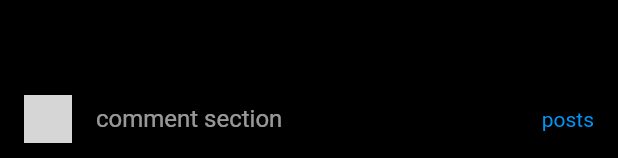
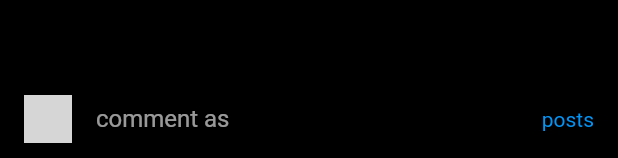
Before and after one commit to jocypher/instagram_clone_with_flutter, a Flutter app: the PostCard widget shown alone on an empty page, opened directly with empty values, after a tap on the "comment" icon, on a phone screen of 412 x 824 dp. Shown: the part 1075-1233 px from the top of the screen. Run offline on Flutter 3.47's test engine with Material 2 defaults, Android fonts, the phone set to English and light mode, and no system bars; our stand-ins replace cloud_firestore, firebase_auth, firebase_core, firebase_storage, flutter_svg, image_picker; accounts and stored records are empty; network calls fail; key blocks and very long unbroken strings in the code were emptied for the run; grey boxes are pictures that could not be loaded.

Commit message:
update made

```diff
--- a/lib/screens/comment_screen.dart
+++ b/lib/screens/comment_screen.dart
@@ -1,21 +1,55 @@
+import 'package:cloud_firestore/cloud_firestore.dart';
 import 'package:flutter/material.dart';
 import 'package:instagram_clone/utils/colors.dart';
+import 'package:instagram_clone/widgets/comment_card.dart';
+import 'package:provider/provider.dart';
+
+import '../models/user.dart';
+import '../providers/user_provider.dart';
+import '../resources/firestore_methods.dart';
 
 class CommentScreen extends StatefulWidget {
-  const CommentScreen({Key? key}) : super(key: key);
+  final snap;
+  const CommentScreen({Key? key, required this.snap}) : super(key: key);
 
   @override
   State<CommentScreen> createState() => _CommentScreenState();
 }
 
 class _CommentScreenState extends State<CommentScreen> {
+  final TextEditingController _commentController = TextEditingController();
+
+  @override
+  void dispose() {
+    super.dispose();
+    _commentController.dispose();
+  }
   @override
   Widget build(BuildContext context) {
+    final User user = Provider.of<UserProvider>(context).getUser;
     return Scaffold(
       appBar: AppBar(
         backgroundColor: mobileBackgroundColor,
         title: const Text("comments"),
         centerTitle: false,
+      ),
+      body: StreamBuilder(
+        stream: FirebaseFirestore.
+        instance.collection('posts').
+        doc(widget.snap['postId']).
+        collection('comments').
+        orderBy('datePublished', descending: true).
+        snapshots(),
+        builder: (context, snapshot){
+          if(snapshot.connectionState == ConnectionState.waiting){
+            return const Center(child: CircularProgressIndicator());
+          }
+          return ListView.builder(
+            itemCount: (snapshot.data! as dynamic).docs.length,
+              itemBuilder: (context, index)=>  CommentCard(
+                snap: (snapshot.data! as dynamic).docs[index].data()
+              ));
+        }
       ),
       bottomNavigationBar: SafeArea(
         child: Container(
@@ -28,19 +62,28 @@ class _CommentScreenState extends State<CommentScreen> {
                 backgroundImage: NetworkImage("https://images.unsplash.com/photo-1682289571993-32a168b263bf?ixlib=rb-4.0.3&ixid=MnwxMjA3fDB8MHxlZGl0b3JpYWwtZmVlZHwzOHx8fGVufDB8fHx8&auto=format&fit=crop&w=500&q=60"),
                 radius: 16,
               ),
-              const Expanded(
+               Expanded(
                 child: Padding(
-                  padding: EdgeInsets.only(left: 16.0, right: 8.0),
+                  padding: const EdgeInsets.only(left: 16.0, right: 8.0),
                   child: TextField(
+                    controller: _commentController,
                     decoration: InputDecoration(
-                      hintText: "comment section",
+                      hintText: "comment as ${user.username}",
                       border: InputBorder.none,
                     ),
                   ),
                 ),
               ),
               InkWell(
-                onTap: (){},
+                onTap: () async{
+                  FireStoreMethods().postComment(widget.snap['postId'],
+                      user.uid,
+                      _commentController.text,
+                      user.username, user.photoUrl);
+                  setState(() {
+                    _commentController.text = '';
+                  });
+                },
                 child: Container(
                   padding: const EdgeInsets.symmetric(vertical: 8, horizontal: 8),
                   child: const Text(
--- a/lib/utils/global_variables.dart
+++ b/lib/utils/global_variables.dart
@@ -2,11 +2,12 @@
 import "package:flutter/material.dart";
 import 'package:instagram_clone/screens/add_post.dart';
 import 'package:instagram_clone/screens/feed_screen.dart';
+import 'package:instagram_clone/screens/search_screen.dart';
 const webScreenSize = 600;
 
 const homeScreenItems = [
   FeedScreen(),
-  Text('search'),
+  SearchScreen(),
   AddPostScreen(),
   Text('favorite'),
   Text('person')
--- a/lib/widgets/post_card.dart
+++ b/lib/widgets/post_card.dart
@@ -1,8 +1,10 @@
+import 'package:cloud_firestore/cloud_firestore.dart';
 import 'package:flutter/material.dart';
 import 'package:instagram_clone/providers/user_provider.dart';
 import 'package:instagram_clone/resources/firestore_methods.dart';
 import 'package:instagram_clone/screens/comment_screen.dart';
 import 'package:instagram_clone/utils/colors.dart';
+import 'package:instagram_clone/utils/utils.dart';
 import 'package:instagram_clone/widgets/like_animation.dart';
 import 'package:intl/intl.dart';
 import 'package:provider/provider.dart';
@@ -18,6 +20,24 @@ class PostCard extends StatefulWidget {
 
 class _PostCardState extends State<PostCard> {
   bool isLikeAnimating = false;
+  int commentLen = 0;
+
+  @override
+  void initState() {
+    super.initState();
+    getComments();
+  }
+  void getComments() async{
+    try{
+      QuerySnapshot snapshot = await FirebaseFirestore.instance.collection('posts').doc(widget.snap['postsId']).collection('comments').get();
+      commentLen = snapshot.docs.length;
+    }catch(err){
+      showSnackBar(err.toString(), context);
+    }
+    setState(() {});
+
+  }
+
   @override
   Widget build(BuildContext context) {
     final User user = Provider.of<UserProvider>(context).getUser;
@@ -61,6 +81,10 @@ class _PostCardState extends State<PostCard> {
                       children: [
                         'Delete',
                       ].map((e) => InkWell(
+                        onTap: () async{
+                          FireStoreMethods().deletePost(widget.snap['postId']);
+                          Navigator.of(context).pop();
+                        },
                         child: Container(
                           padding: const EdgeInsets.symmetric(vertical: 12, horizontal: 16),
                           child: Text(e),
@@ -122,7 +146,10 @@ class _PostCardState extends State<PostCard> {
                       : const Icon(Icons.favorite_border)
                   )
               ),
-              IconButton(onPressed: () => Navigator.of(context).push(MaterialPageRoute(builder: (context) => const CommentScreen()
+              IconButton(onPressed: () => Navigator.of(context).push(MaterialPageRoute(builder: (context) =>
+               CommentScreen(
+                snap: widget.snap,
+              )
               )), icon: const Icon(Icons.comment_outlined)),
               IconButton(onPressed: (){}, icon: const Icon(Icons.send)),
               Expanded(child: Align(
@@ -161,10 +188,11 @@ class _PostCardState extends State<PostCard> {
                   ),
                 ),
                 InkWell(
-                  onTap: (){},
+                  onTap: (){
+                  },
                   child: Container(
                     padding: const EdgeInsets.symmetric(vertical:3),
-                    child: Text('view all 200 comments',
+                    child: Text('view all $commentLen comments',
                       style: TextStyle(
                         fontSize: 15,
                         color: secondaryColor
```
Also changed, not shown: lib/resources/firestore_methods.dart (+29 -1 lines), lib/screens/search_screen.dart (+15 -0 lines), lib/widgets/comment_card.dart (+67 -0 lines).
